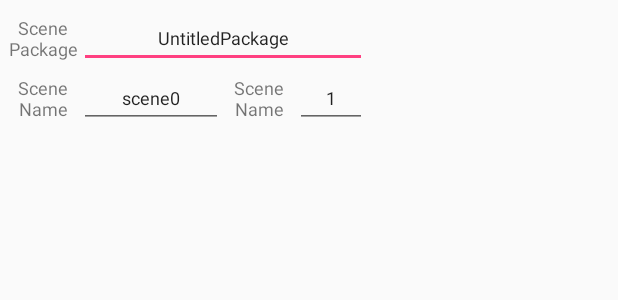
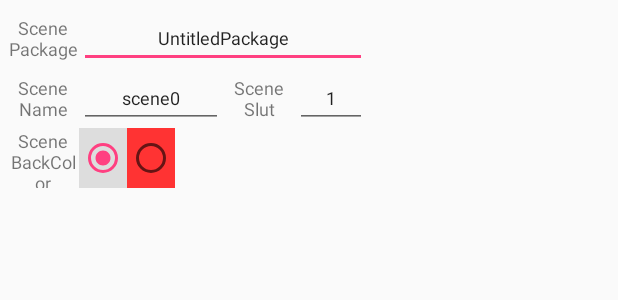
Before and after one commit to sheeeeon/DMXArio, an Android app: the layout dialog_savescene.xml on its own in the app's theme, with its tools: preview values and no code run, on a phone screen of 412 x 824 dp. Shown: the top 300 px of the screen. Run offline under Robolectric (Android 15) with nearby library versions, the phone set to English and light mode, and no system bars.

Commit message:
Add BackColor Element

```diff
--- a/app/src/main/res/layout/dialog_savescene.xml
+++ b/app/src/main/res/layout/dialog_savescene.xml
@@ -60,7 +60,7 @@
             android:layout_width="0dp"
             android:layout_height="match_parent"
             android:layout_weight="1"
-            android:text="Scene\nName"
+            android:text="Scene\nSlut"
             android:textSize="12sp"
             android:gravity="center" />
 
@@ -71,7 +71,6 @@
             android:layout_width="0dp"
             android:layout_height="match_parent"
             android:layout_weight="1"
-            android:hint="Input Scene Name"
             android:text="1"
             android:textSize="12sp"
             android:ems="10"
@@ -80,4 +79,40 @@
 
     </LinearLayout>
 
+    <LinearLayout
+        android:layout_width="match_parent"
+        android:layout_height="40dp"
+        android:orientation="horizontal"
+        android:weightSum="5" >
+
+        <TextView
+            android:layout_width="0dp"
+            android:layout_height="match_parent"
+            android:layout_weight="1"
+            android:text="Scene\nBackColor"
+            android:textSize="12sp"
+            android:gravity="center" />
+        <RadioGroup
+            android:id="@+id/radioGroup1"
+            android:layout_width="0dp"
+            android:layout_height="match_parent"
+            android:orientation="horizontal"
+        android:layout_weight="4">
+
+            <RadioButton
+                android:layout_width="wrap_content"
+                android:layout_height="match_parent"
+                android:background="#DDDDDD"
+                android:id="@+id/radioButton"
+                android:checked="true"/>
+            <RadioButton
+                android:layout_width="wrap_content"
+                android:layout_height="match_parent"
+                android:background="#FF3333"
+                android:id="@+id/radioButton2" />
+        </RadioGroup>
+
+
+    </LinearLayout>
+
 </LinearLayout>
```
